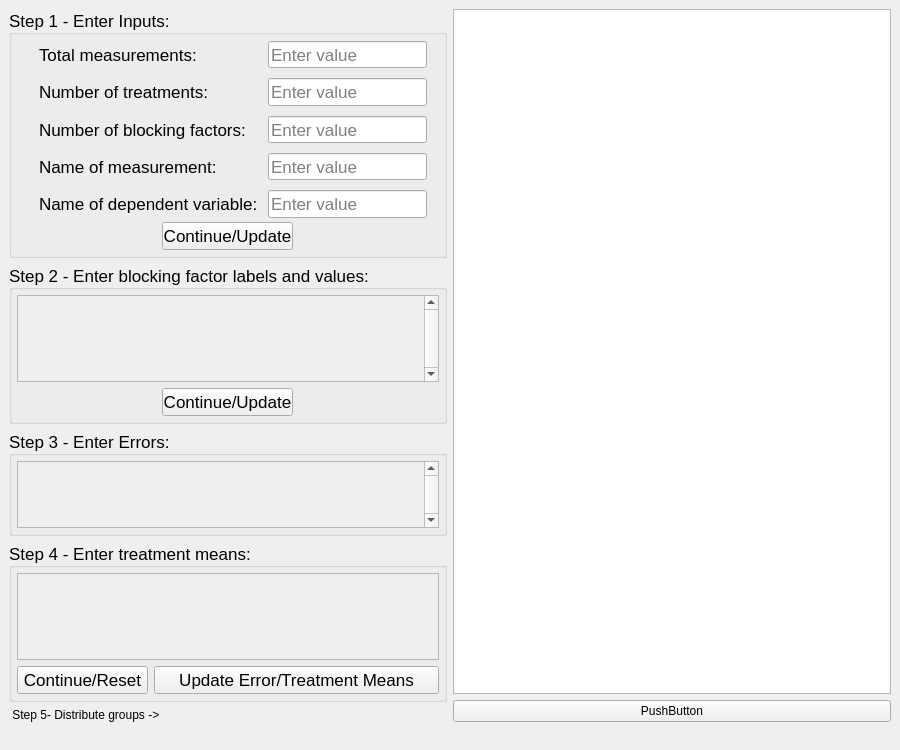
First picture: the form in mainwindow.ui, repository peytoncchen/Data-Modeler-Py, before the edit.
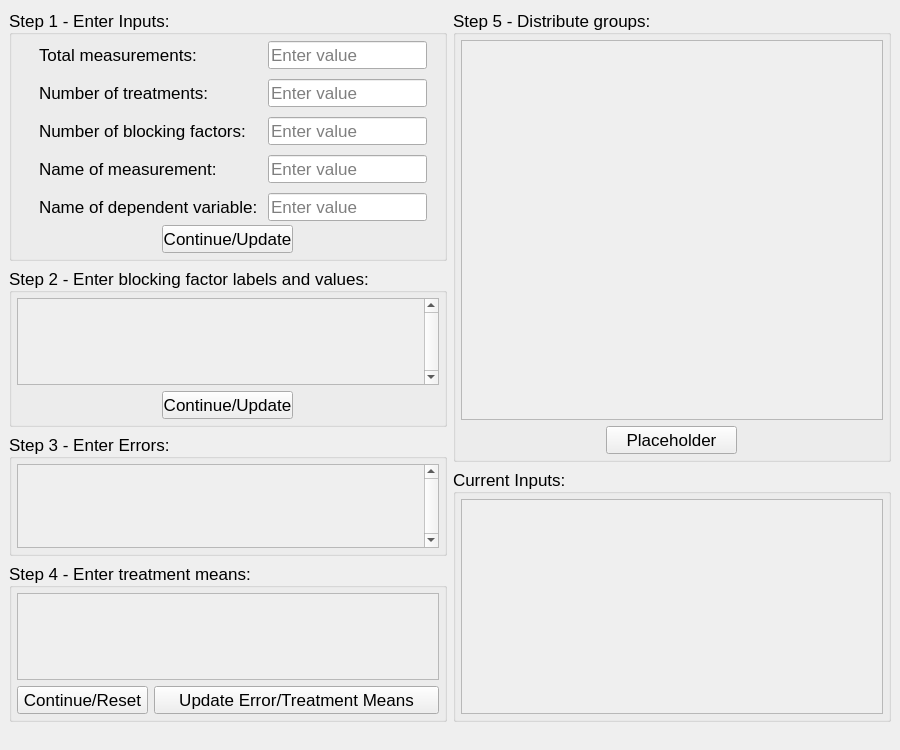
Second picture: the form after the edit.

What changed in the file:
```diff
--- a/mainwindow.ui
+++ b/mainwindow.ui
@@ -20,9 +20,9 @@
    <string>Data Modeler</string>
   </property>
   <widget class="QWidget" name="centralwidget">
-   <layout class="QHBoxLayout" name="horizontalLayout_4">
+   <layout class="QHBoxLayout" name="horizontalLayout_5">
     <item>
-     <layout class="QVBoxLayout" name="verticalLayout_5" stretch="0,0,0,0,0">
+     <layout class="QVBoxLayout" name="verticalLayout_5" stretch="0,0,0,0">
       <item>
        <widget class="QGroupBox" name="inputGroupBox">
         <property name="minimumSize">
@@ -327,7 +327,7 @@
               <x>0</x>
               <y>0</y>
               <width>397</width>
-              <height>78</height>
+              <height>80</height>
              </rect>
             </property>
            </widget>
@@ -426,7 +426,7 @@
               <x>0</x>
               <y>0</y>
               <width>397</width>
-              <height>93</height>
+              <height>121</height>
              </rect>
             </property>
            </widget>
@@ -490,7 +490,7 @@
               <x>0</x>
               <y>0</y>
               <width>413</width>
-              <height>78</height>
+              <height>80</height>
              </rect>
             </property>
            </widget>
@@ -526,32 +526,156 @@
         </layout>
        </widget>
       </item>
-      <item>
-       <widget class="QLabel" name="s5label">
-        <property name="text">
-         <string> Step 5- Distribute groups -&gt;</string>
-        </property>
-       </widget>
-      </item>
      </layout>
     </item>
     <item>
-     <layout class="QVBoxLayout" name="verticalLayout_6">
+     <layout class="QVBoxLayout" name="verticalLayout_7">
       <item>
-       <widget class="QTableWidget" name="tableWidget">
+       <widget class="QGroupBox" name="dGroupBox">
         <property name="minimumSize">
          <size>
-          <width>0</width>
-          <height>0</height>
+          <width>360</width>
+          <height>160</height>
          </size>
         </property>
+        <property name="font">
+         <font>
+          <pointsize>13</pointsize>
+         </font>
+        </property>
+        <property name="title">
+         <string>Step 5 - Distribute groups:</string>
+        </property>
+        <property name="alignment">
+         <set>Qt::AlignLeading|Qt::AlignLeft|Qt::AlignVCenter</set>
+        </property>
+        <property name="flat">
+         <bool>false</bool>
+        </property>
+        <property name="checkable">
+         <bool>false</bool>
+        </property>
+        <layout class="QVBoxLayout" name="verticalLayout_6">
+         <property name="leftMargin">
+          <number>5</number>
+         </property>
+         <property name="topMargin">
+          <number>5</number>
+         </property>
+         <property name="rightMargin">
+          <number>5</number>
+         </property>
+         <property name="bottomMargin">
+          <number>5</number>
+         </property>
+         <item>
+          <widget class="QScrollArea" name="dScrollArea">
+           <property name="minimumSize">
+            <size>
+             <width>0</width>
+             <height>380</height>
+            </size>
+           </property>
+           <property name="widgetResizable">
+            <bool>true</bool>
+           </property>
+           <widget class="QWidget" name="dScrollWidget">
+            <property name="geometry">
+             <rect>
+              <x>0</x>
+              <y>0</y>
+              <width>413</width>
+              <height>378</height>
+             </rect>
+            </property>
+           </widget>
+          </widget>
+         </item>
+         <item>
+          <layout class="QHBoxLayout" name="horizontalLayout_4">
+           <item>
+            <widget class="QPushButton" name="s5but">
+             <property name="maximumSize">
+              <size>
+               <width>131</width>
+               <height>32</height>
+              </size>
+             </property>
+             <property name="layoutDirection">
+              <enum>Qt::LeftToRight</enum>
+             </property>
+             <property name="text">
+              <string>Placeholder</string>
+             </property>
+            </widget>
+           </item>
+          </layout>
+         </item>
+        </layout>
        </widget>
       </item>
       <item>
-       <widget class="QPushButton" name="pushButton_2">
-        <property name="text">
-         <string>PushButton</string>
+       <widget class="QGroupBox" name="cGroupBox">
+        <property name="minimumSize">
+         <size>
+          <width>360</width>
+          <height>160</height>
+         </size>
         </property>
+        <property name="font">
+         <font>
+          <pointsize>13</pointsize>
+         </font>
+        </property>
+        <property name="title">
+         <string>Current Inputs:</string>
+        </property>
+        <property name="alignment">
+         <set>Qt::AlignLeading|Qt::AlignLeft|Qt::AlignVCenter</set>
+        </property>
+        <property name="flat">
+         <bool>false</bool>
+        </property>
+        <property name="checkable">
+         <bool>false</bool>
+        </property>
+        <layout class="QVBoxLayout" name="verticalLayout_8">
+         <property name="leftMargin">
+          <number>5</number>
+         </property>
+         <property name="topMargin">
+          <number>5</number>
+         </property>
+         <property name="rightMargin">
+          <number>5</number>
+         </property>
+         <property name="bottomMargin">
+          <number>5</number>
+         </property>
+         <item>
+          <widget class="QScrollArea" name="cScrollArea">
+           <property name="minimumSize">
+            <size>
+             <width>0</width>
+             <height>0</height>
+            </size>
+           </property>
+           <property name="widgetResizable">
+            <bool>true</bool>
+           </property>
+           <widget class="QWidget" name="cScrollWidget">
+            <property name="geometry">
+             <rect>
+              <x>0</x>
+              <y>0</y>
+              <width>413</width>
+              <height>205</height>
+             </rect>
+            </property>
+           </widget>
+          </widget>
+         </item>
+        </layout>
        </widget>
       </item>
      </layout>
```
Left out of the diff: 5 changed lines with no effect on the pictures.
